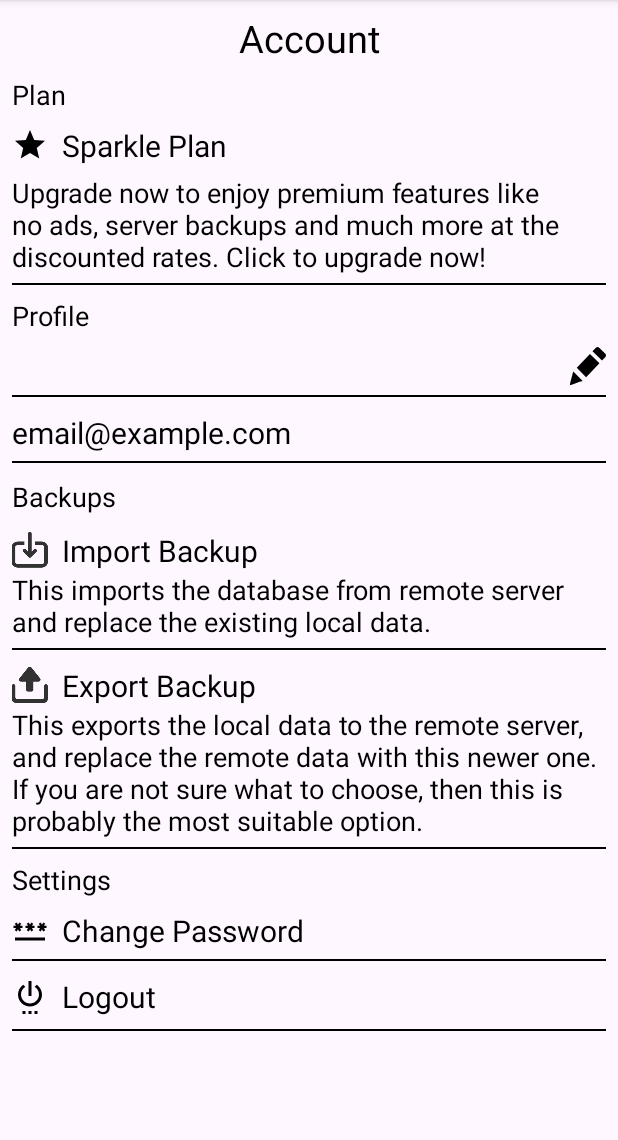
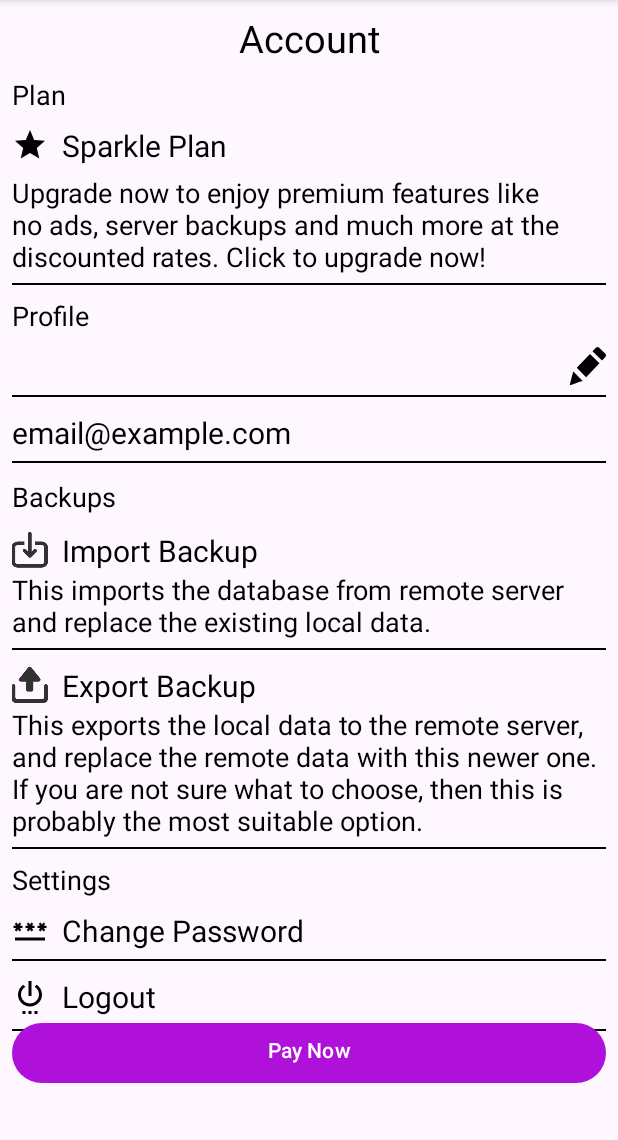
Before and after one commit to joshiashish191/Grocery_Planner, an Android app: the AccountFragment screen opened through its navigation route, on a phone screen of 412 x 824 dp, the part 96-1236 px from its top. Run offline under Robolectric (Android 15) with nearby library versions, the phone set to English and light mode, and no system bars; our stand-ins replace Room's generated code, data binding; libraries missing offline, so code that uses them is left out: com.stripe.android; 1 statement that could not run was skipped.

```diff
--- a/app/build.gradle.kts
+++ b/app/build.gradle.kts
@@ -54,6 +54,7 @@ android {
     }
 }
 
+
 dependencies {
 
     implementation("androidx.core:core-ktx:1.9.0")
@@ -79,4 +80,6 @@ dependencies {
     implementation("com.squareup.retrofit2:converter-gson:2.9.0")
     //Splash Screen
     implementation("androidx.core:core-splashscreen:1.1.0-alpha02")
+    //Stripe
+    implementation("com.stripe:stripe-android:20.34.4")
 }
--- a/app/src/main/java/net/softglobe/groceryplanner/model/URLs.kt
+++ b/app/src/main/java/net/softglobe/groceryplanner/model/URLs.kt
@@ -15,4 +15,5 @@ object URLs {
     const val USER_METADATA = "user-metadata.php"
     const val USER_DETAILS = "user-details.php"
     const val USER_OPERATIONS = "user-operations.php"
+    const val PAYMENT_FETCH = "payment/payment-fetch.php"
 }
--- a/app/src/main/java/net/softglobe/groceryplanner/model/network/ApiInterface.kt
+++ b/app/src/main/java/net/softglobe/groceryplanner/model/network/ApiInterface.kt
@@ -4,6 +4,7 @@ import net.softglobe.groceryplanner.model.network.request.BackUpRequest
 import net.softglobe.groceryplanner.model.network.response.MetaDataResponse
 import net.softglobe.groceryplanner.model.URLs
 import net.softglobe.groceryplanner.model.network.response.LoginResponse
+import net.softglobe.groceryplanner.model.network.response.PaymentFetchResponse
 import net.softglobe.groceryplanner.model.network.response.UserMetaDataResponse
 import retrofit2.Response
 import retrofit2.http.Body
@@ -55,4 +56,7 @@ interface ApiInterface {
     @FormUrlEncoded
     @POST(URLs.USER_OPERATIONS)
     suspend fun changeUserName(@Field("email") email: String, @Field("authToken") authToken: String, @Field("operation") operation: String, @Field("name") name: String) : Response<Result>
+
+    @POST(URLs.PAYMENT_FETCH)
+    suspend fun callPaymentFetchApi() : Response<PaymentFetchResponse>
 }
--- a/app/src/main/java/net/softglobe/groceryplanner/view/AccountFragment.kt
+++ b/app/src/main/java/net/softglobe/groceryplanner/view/AccountFragment.kt
@@ -13,6 +13,9 @@ import androidx.fragment.app.Fragment
 import androidx.fragment.app.viewModels
 import androidx.lifecycle.lifecycleScope
 import androidx.navigation.fragment.findNavController
+import com.stripe.android.PaymentConfiguration
+import com.stripe.android.paymentsheet.PaymentSheet
+import com.stripe.android.paymentsheet.PaymentSheetResult
 import kotlinx.coroutines.launch
 import net.softglobe.groceryplanner.R
 import net.softglobe.groceryplanner.databinding.FragmentAccountBinding
@@ -21,11 +24,16 @@ import net.softglobe.groceryplanner.model.network.request.BackUpRequest
 import net.softglobe.groceryplanner.viewmodel.MainViewModel
 import net.softglobe.groceryplanner.viewmodel.MainViewModelFactory
 
+
 class AccountFragment : Fragment() {
 
     lateinit var binding : FragmentAccountBinding
     private lateinit var preferences : Preferences
     private val viewModel by viewModels<MainViewModel>{ MainViewModelFactory(activity?.baseContext!!) }
+
+    private lateinit var paymentSheet: PaymentSheet
+    lateinit var customerConfig: PaymentSheet.CustomerConfiguration
+    lateinit var paymentIntentClientSecret: String
 
     override fun onCreateView(
         inflater: LayoutInflater, container: ViewGroup?,
@@ -40,6 +48,11 @@ class AccountFragment : Fragment() {
 
     private fun initView() {
         preferences = Preferences(activity?.applicationContext!!)
+        paymentSheet = PaymentSheet(this, ::onPaymentSheetResult)
+        fetchApi()
+        binding.payBtn.setOnClickListener {
+            presentPaymentSheet()
+        }
 
         if (preferences.isPaidUser()) {
             binding.txtPlanName.apply {
@@ -190,6 +203,72 @@ class AccountFragment : Fragment() {
         }
     }
 
+    private fun fetchApi() {
+        lifecycleScope.launch {
+            try {
+                val response = viewModel.callPaymentFetchApi()
+                if (response.isSuccessful && response.body() != null) {
+                    paymentIntentClientSecret = response.body()!!.paymentIntent
+                    customerConfig = PaymentSheet.CustomerConfiguration(
+                        response.body()!!.customer,
+                        response.body()!!.ephemeralKey
+                    )
+
+                    val publishableKey = response.body()!!.publishableKey
+                    PaymentConfiguration.init(activity?.applicationContext!!, publishableKey)
+                } else {
+                    Toast.makeText(
+                        activity,
+                        "Something went wrong. Please try again",
+                        Toast.LENGTH_SHORT
+                    ).show()
+                }
+            } catch (e : Exception) {
+                Toast.makeText(
+                    activity,
+                    "Something went wrong. Please try again",
+                    Toast.LENGTH_SHORT
+                ).show()
+            } finally {
+                Toast.makeText(activity, "Fetch Api completed", Toast.LENGTH_SHORT).show()
+            }
+        }
+    }
+
+    private fun presentPaymentSheet() {
+        val googlePayConfiguration = PaymentSheet.GooglePayConfiguration(
+            environment = PaymentSheet.GooglePayConfiguration.Environment.Test,
+            countryCode = "US",
+            currencyCode = "USD" // Required for Setup Intents, optional for Payment Intents
+        )
+        paymentSheet.presentWithPaymentIntent(
+            paymentIntentClientSecret,
+            PaymentSheet.Configuration(
+                merchantDisplayName = "Softglobe Technologies",
+                customer = customerConfig,
+                googlePay = googlePayConfiguration,
+            )
+        )
+    }
+
+    private fun onPaymentSheetResult(paymentSheetResult: PaymentSheetResult) {
+        when(paymentSheetResult) {
+            is PaymentSheetResult.Canceled -> {
+                Toast.makeText(activity, "Cancelled", Toast.LENGTH_SHORT).show()
+                print("Canceled")
+            }
+            is PaymentSheetResult.Failed -> {
+                Toast.makeText(activity, "Failed. Error: ${paymentSheetResult.error}", Toast.LENGTH_SHORT).show()
+                print("Error: ${paymentSheetResult.error}")
+            }
+            is PaymentSheetResult.Completed -> {
+                // Display for example, an order confirmation screen
+                Toast.makeText(activity, "Payment Completed", Toast.LENGTH_SHORT).show()
+                print("Completed")
+            }
+        }
+    }
+
     private fun updateName(name : String) {
         lifecycleScope.launch {
             try {
--- a/app/src/main/java/net/softglobe/groceryplanner/viewmodel/MainViewModel.kt
+++ b/app/src/main/java/net/softglobe/groceryplanner/viewmodel/MainViewModel.kt
@@ -18,6 +18,7 @@ import net.softglobe.groceryplanner.model.Repository
 import net.softglobe.groceryplanner.model.network.Result
 import net.softglobe.groceryplanner.model.network.RetrofitInstance
 import net.softglobe.groceryplanner.model.network.User
+import net.softglobe.groceryplanner.model.network.response.PaymentFetchResponse
 import net.softglobe.groceryplanner.model.network.response.UserMetaDataResponse
 import retrofit2.Response
 
@@ -164,4 +165,8 @@ class MainViewModel(context: Context) : ViewModel() {
     suspend fun changeUserName(email: String, name: String) : Response<Result> {
         return RetrofitInstance.api.changeUserName(email, preferences.getAuthToken(), "name", name)
     }
+
+    suspend fun callPaymentFetchApi() : Response<PaymentFetchResponse> {
+        return RetrofitInstance.api.callPaymentFetchApi()
+    }
 }
--- a/app/src/main/res/layout/fragment_account.xml
+++ b/app/src/main/res/layout/fragment_account.xml
@@ -254,6 +254,14 @@
                 android:background="@color/black"
                 app:layout_constraintTop_toBottomOf="@id/txt_logout" />
 
+            <Button
+                android:id="@+id/pay_btn"
+                android:layout_width="match_parent"
+                android:layout_height="wrap_content"
+                app:layout_constraintTop_toBottomOf="@id/txt_logout"
+                android:paddingBottom="10dp"
+                android:text="Pay Now"/>
+
         </androidx.constraintlayout.widget.ConstraintLayout>
     </ScrollView>
 </layout>
```
Also changed, not shown: app/src/main/java/net/softglobe/groceryplanner/model/network/response/PaymentFetchResponse.kt (added, +8 -0 lines).
